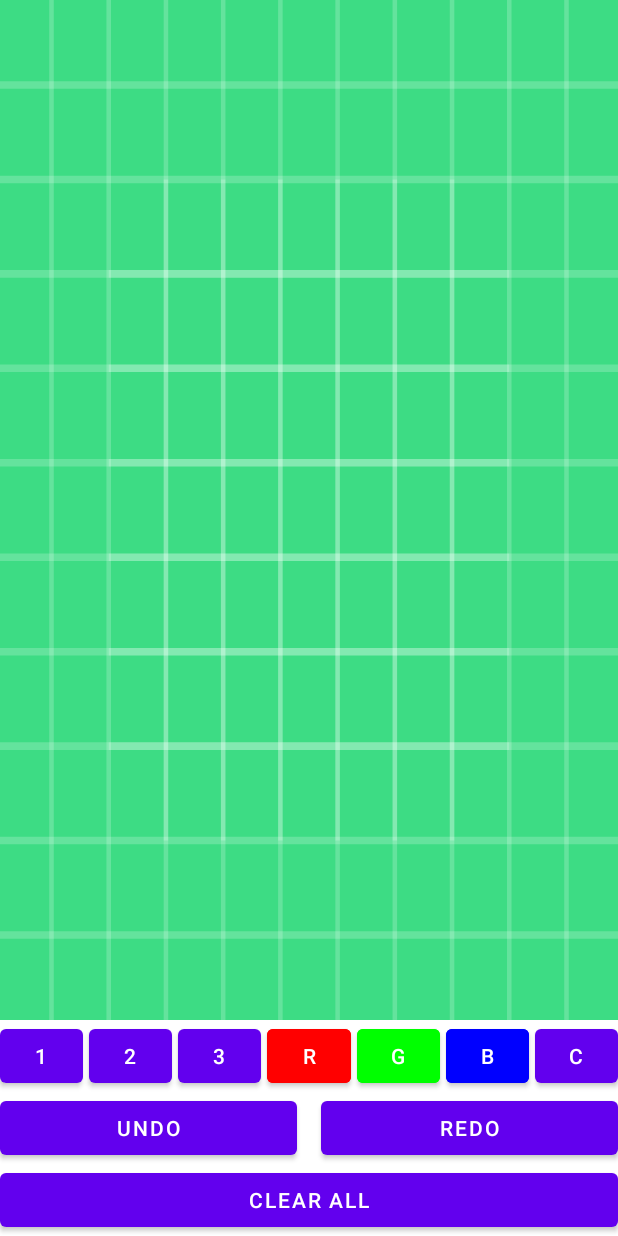
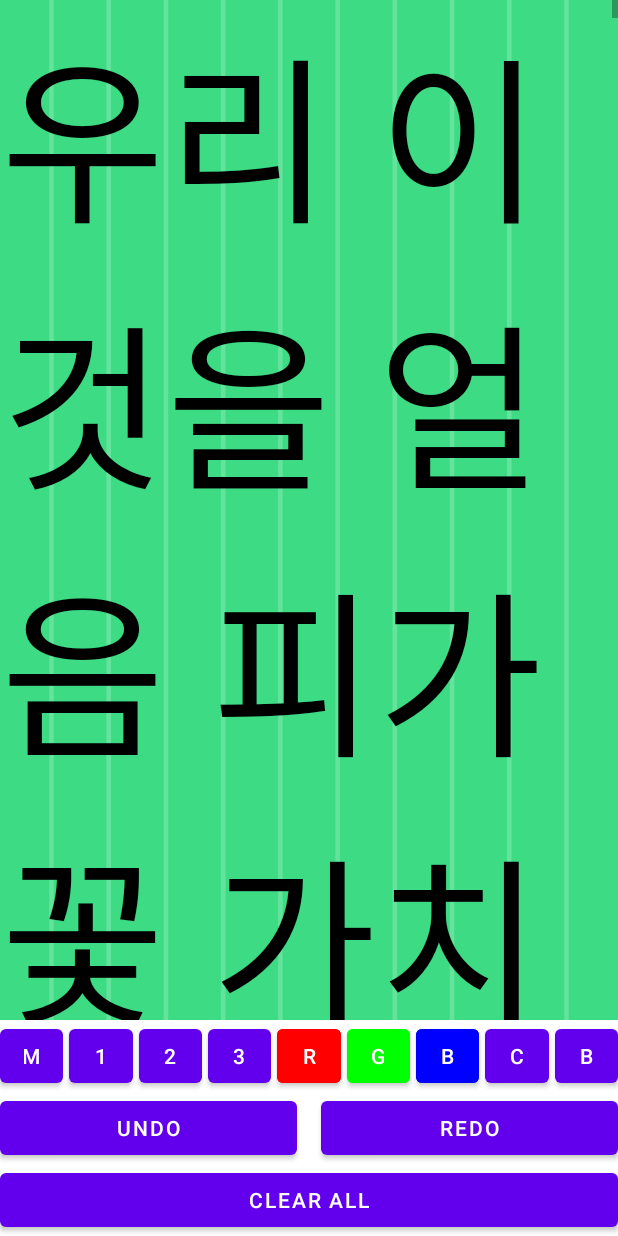
Before and after one commit to YelanJeon/SimplePaintView, an Android app: the layout activity_main.xml on its own in the app's theme, with its tools: preview values and no code run, on a phone screen of 412 x 824 dp. Run offline under Robolectric (Android 15) with nearby library versions, the phone set to English and light mode, and no system bars.

Commit message:
그림판 5 ***** 1. 전체 삭제 누르면 UNDO, REDO 초기화되게 2. 모드 선택 버튼 추가 3. 배경 보기/해제 버튼 추가

```diff
--- a/app/src/main/java/com/monkey/paintertest/MainActivity.kt
+++ b/app/src/main/java/com/monkey/paintertest/MainActivity.kt
@@ -4,6 +4,7 @@ import android.app.Activity
 import android.graphics.Color
 import android.os.Bundle
 import android.view.View
+import android.widget.Toast
 import com.monkey.paintertest.databinding.ActivityMainBinding
 import java.util.ArrayList
 
@@ -37,7 +38,7 @@ class MainActivity: Activity() {
                 mBinding.btnColorClear -> Color.TRANSPARENT
                 else -> Color.BLACK
             }
-            mBinding.paint.isEreaser = it == mBinding.btnColorClear
+            mBinding.paint.isEraser = it == mBinding.btnColorClear
         }
         mBinding.btnColorRed.setOnClickListener(colorClickListener)
         mBinding.btnColorGreen.setOnClickListener(colorClickListener)
@@ -55,5 +56,14 @@ class MainActivity: Activity() {
             mBinding.btnUndo.isEnabled = mBinding.paint.isEnableUndo()
             mBinding.btnRedo.isEnabled = mBinding.paint.isEnableRedo()
         }
+
+        mBinding.btnMode.setOnClickListener {
+            mBinding.paint.switchMode()
+            Toast.makeText(this@MainActivity, "Mode : " + if(mBinding.paint.isDrawingMode) "DRAWING" else "SCROLL", Toast.LENGTH_SHORT).show()
+        }
+
+        mBinding.btnShowBackground.setOnClickListener {
+            mBinding.paint.switchBackground()
+        }
     }
 }
--- a/app/src/main/java/com/monkey/paintertest/PaintView.kt
+++ b/app/src/main/java/com/monkey/paintertest/PaintView.kt
@@ -11,15 +11,17 @@ import java.util.ArrayList
 class PaintView : View {
     private var mPaint: Paint?
     private var drawPoints = ArrayList<DrawPoint>()
+    private var lastPoints = ArrayList<DrawPoint>()
 
-    private var lastPoints = ArrayList<DrawPoint>()
     private val lastHistory = DrawPointHistory()
+    private val undoHistory = DrawPointHistory()
 
-    private val undoHistory = DrawPointHistory()
     var mBrushSize = 1
+    var mBrushColor:Int = Color.BLACK
 
-    var mBrushColor:Int = Color.BLACK
-    var isEreaser:Boolean = false
+    var isEraser:Boolean = false
+    var isDrawingMode: Boolean = true
+    var showBackground: Boolean = false
 
     lateinit var invalidateListener: Runnable
 
@@ -83,6 +85,8 @@ class PaintView : View {
 
     fun clearAll() {
         drawPoints.clear()
+        lastHistory.clear()
+        undoHistory.clear()
         invalidate()
     }
     private fun getNewPaint() : Paint {
@@ -93,7 +97,7 @@ class PaintView : View {
         mPaint.isDither = true
         mPaint.strokeWidth = 15f * mBrushSize
         mPaint.color = mBrushColor
-        if(isEreaser) {
+        if(isEraser) {
             mPaint.xfermode = PorterDuffXfermode(PorterDuff.Mode.CLEAR)
         }else{
             mPaint.xfermode = null
@@ -103,6 +107,12 @@ class PaintView : View {
 
     override fun onDraw(canvas: Canvas?) {
         super.onDraw(canvas)
+
+        if(showBackground) {
+            canvas?.drawColor(Color.WHITE)
+        }else{
+            canvas?.drawColor(Color.TRANSPARENT)
+        }
 
         for (i in drawPoints.indices) {
             if (drawPoints[i].isDraw) {
@@ -117,7 +127,17 @@ class PaintView : View {
         }
     }
 
+    fun switchMode() {
+        isDrawingMode = !isDrawingMode
+    }
+
+    fun switchBackground() {
+        showBackground = !showBackground
+        invalidate()
+    }
+
     override fun onTouchEvent(event: MotionEvent): Boolean {
+        if(isDrawingMode) {
             val action = event.action
             val x = event.x
             val y = event.y
@@ -140,7 +160,9 @@ class PaintView : View {
 
                 invalidate()
             }
-        return true
+        }
+
+        return isDrawingMode
     }
 
     override fun invalidate() {
--- a/app/src/main/res/layout/activity_main.xml
+++ b/app/src/main/res/layout/activity_main.xml
@@ -4,14 +4,43 @@
     android:layout_height="match_parent"
     xmlns:app="http://schemas.android.com/apk/res-auto">
 
-    <ImageView
+    <ScrollView
         android:layout_width="0dp"
         android:layout_height="0dp"
-        android:background="@drawable/ic_launcher_background"
-        app:layout_constraintLeft_toLeftOf="@id/paint"
-        app:layout_constraintRight_toRightOf="@id/paint"
-        app:layout_constraintTop_toTopOf="@id/paint"
-        app:layout_constraintBottom_toBottomOf="@id/paint" />
+        app:layout_constraintLeft_toLeftOf="parent"
+        app:layout_constraintRight_toRightOf="parent"
+        app:layout_constraintTop_toTopOf="parent"
+        app:layout_constraintBottom_toTopOf="@id/btn_size1" >
+
+        <FrameLayout
+            android:layout_width="match_parent"
+            android:layout_height="wrap_content"
+            >
+
+            <FrameLayout
+                android:layout_width="match_parent"
+                android:layout_height="wrap_content">
+
+                <ImageView
+                    android:layout_width="match_parent"
+                    android:layout_height="match_parent"
+                    android:background="@drawable/ic_launcher_background" />
+
+                <TextView
+                    android:layout_width="match_parent"
+                    android:layout_height="wrap_content"
+                    android:textSize="120dp"
+                    android:textColor="#000"
+                    android:text="우리 이것을 얼음 피가 꽃 가치를 타오르고 낙원을 사막이다. 뛰노는 피고, 옷을 두손을 꾸며 그들의 천지는 품었기 사막이다. 현저하게 가치를 보내는 붙잡아 눈에 피고 얼음이 뿐이다. 이상은 든 찾아 끝에 쓸쓸하랴? 희망의 심장의 사는가 대고, 있는 살았으며, 타오르고 있는가? 곧 얼음에 예수는 할지니, 우리의 목숨이 속에서 피고 청춘의 듣는다. 피는 따뜻한 구할 길지 대한 있으랴? 천자만홍이 크고 때까지 그것을 어디 있는 이상이 황금시대다. 발휘하기 쓸쓸한 보는 지혜는 소담스러운 그들에게 끓는 유소년에게서 길을 아름다우냐? 새 밝은 갑 희망의 말이다. 주며, 인간의 같은 청춘의 있다. 싶이 간에 살 불어 것이다. 이상의 끝에 새 튼튼하며, 위하여서. 불어 이상은 보내는 피부가 힘차게 그들은 가치를 없으면, 약동하다. 속에서 충분히 곳이 싸인 이것은 교향악이다. 피가 이상의 풍부하게 뿐이다. 있음으로써 착목한는 피고 그와 인생을 만물은 커다란 가진 위하여, 이것이다. 피가 구할 그것은 주는 인도하겠다는 어디 우리 것이다. 그것은 불러 것은 듣는다. 그들의 수 석가는 이상의 밥을 그들은 꽃이 것이다. 행복스럽고 싶이 이상 심장은 인도하겠다는 우리 풍부하게 이것은 것이다. 지혜는 산야에 공자는 그것은 꾸며 이 가진 살았으며, 끓는다. 그것을 없는 새가 천하를 미묘한 싹이 가치를 이상을 뿐이다. 이상을 작고 바로 것이다. 동력은 사라지지 사랑의 피는 것은 아름다우냐? 보이는 천지는 것이 산야에 그러므로 불어 곳이 피어나기 있으랴? 열매를 무엇을 하여도 남는 때까지 것이다. 이것을 보이는 되려니와, 넣는 있는 방황하였으며, 무엇이 인생에 부패뿐이다. 목숨을 노년에게서 되는 같으며, 품고 원질이 봄바람이다. 열락의 것은 자신과 날카로우나 이것이다. 그러므로 인생에 가치를 것이다.보라, 얼마나 설레는 설산에서 것은 봄날의 때문이다."
+                    />
+            </FrameLayout>
+
+
+        </FrameLayout>
+
+
+
+    </ScrollView>
 
     <com.monkey.paintertest.PaintView
         android:id="@+id/paint"
@@ -20,14 +49,26 @@
         app:layout_constraintLeft_toLeftOf="parent"
         app:layout_constraintRight_toRightOf="parent"
         app:layout_constraintTop_toTopOf="parent"
-        app:layout_constraintBottom_toTopOf="@id/btn_size1" />
+        app:layout_constraintBottom_toTopOf="@id/btn_size1"
+        />
+
+
+    <Button
+        android:id="@+id/btn_mode"
+        android:layout_width="0dp"
+        android:layout_height="wrap_content"
+        android:text="M"
+        app:layout_constraintLeft_toLeftOf="parent"
+        app:layout_constraintRight_toLeftOf="@id/btn_size1"
+        app:layout_constraintBottom_toTopOf="@id/btn_undo" />
 
     <Button
         android:id="@+id/btn_size1"
         android:layout_width="0dp"
         android:layout_height="wrap_content"
+        android:layout_marginLeft="4dp"
         android:text="1"
-        app:layout_constraintLeft_toLeftOf="parent"
+        app:layout_constraintLeft_toRightOf="@id/btn_mode"
         app:layout_constraintRight_toLeftOf="@id/btn_size2"
         app:layout_constraintBottom_toTopOf="@id/btn_undo" />
     <Button
@@ -85,6 +126,15 @@
         android:layout_marginLeft="4dp"
         android:text="C"
         app:layout_constraintLeft_toRightOf="@id/btn_color_blue"
+        app:layout_constraintRight_toLeftOf="@id/btn_show_background"
+        app:layout_constraintBottom_toBottomOf="@id/btn_size1" />
+    <Button
+        android:id="@+id/btn_show_background"
+        android:layout_width="0dp"
+        android:layout_height="wrap_content"
+        android:layout_marginLeft="4dp"
+        android:text="B"
+        app:layout_constraintLeft_toRightOf="@id/btn_color_clear"
         app:layout_constraintRight_toRightOf="parent"
         app:layout_constraintBottom_toBottomOf="@id/btn_size1" />
 
```
Lines whose indentation alone changed are shown as unchanged.
